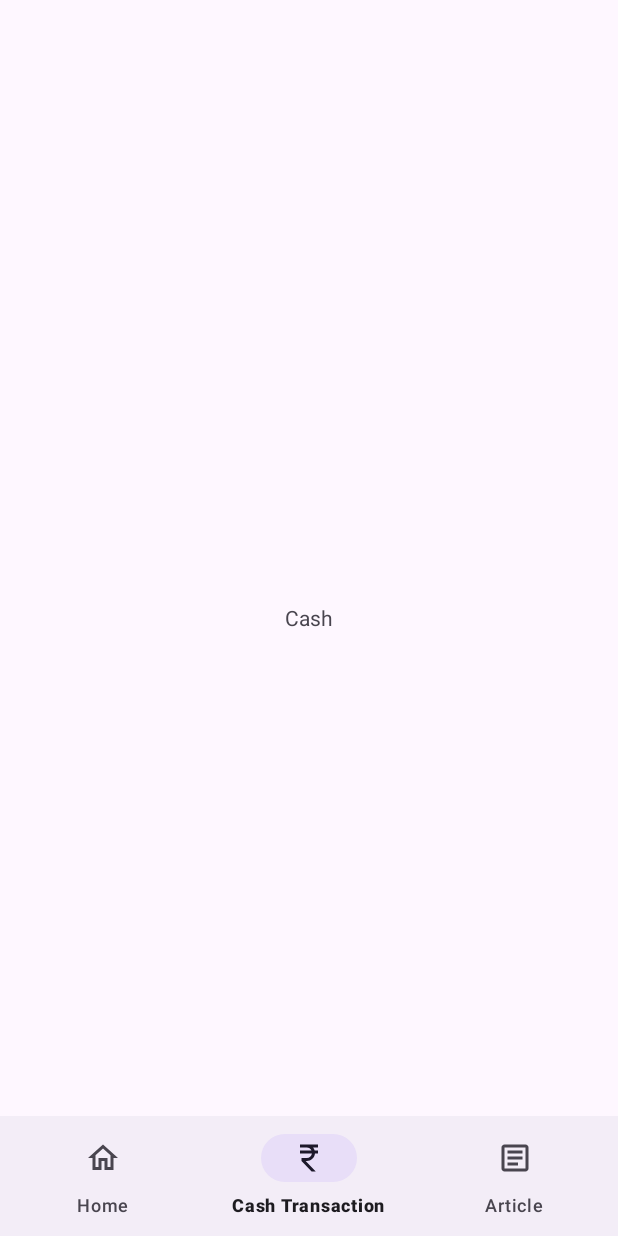
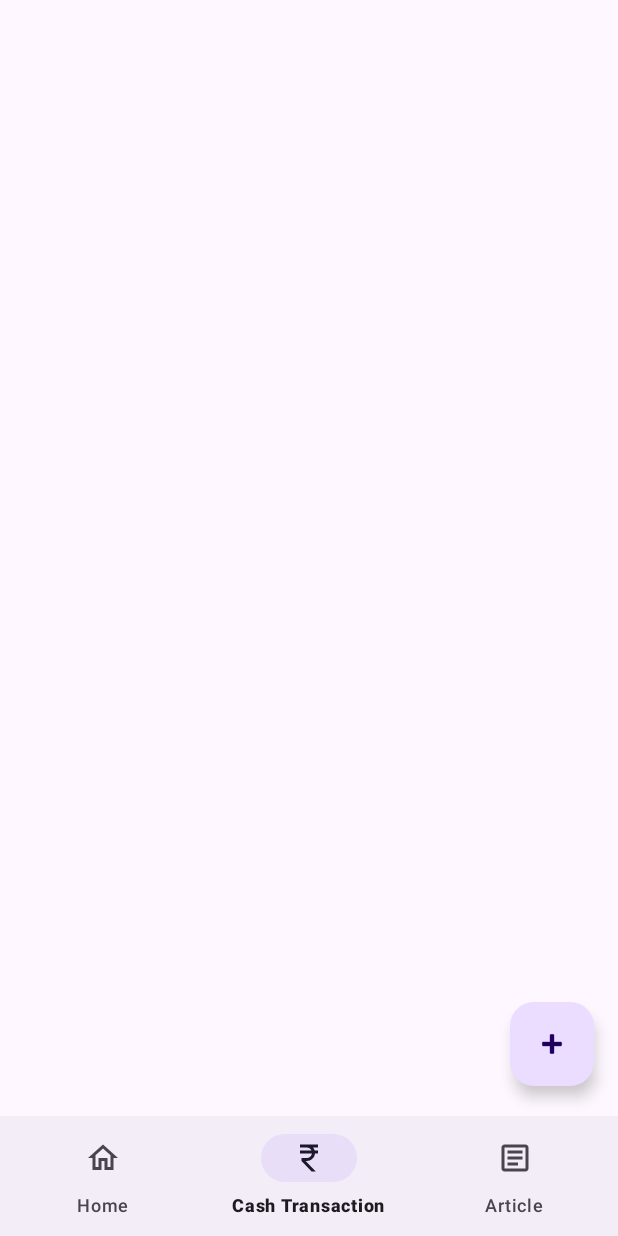
Before and after one commit to Aryan-SINGH-GIT/FinSnap, an Android app: the CashTransactionFragment screen opened through its navigation route, on a phone screen of 412 x 824 dp. Run offline under Robolectric (Android 15) with nearby library versions, the phone set to English and light mode, and no system bars; our stand-ins replace Room's generated code, navigation-ui; 2 statements that could not run were skipped.

Commit message:
add cash transaction feature

```diff
--- a/app/build.gradle.kts
+++ b/app/build.gradle.kts
@@ -47,6 +47,7 @@ dependencies {
     implementation(libs.material)
     implementation(libs.androidx.activity)
     implementation(libs.androidx.constraintlayout)
+    implementation(libs.protolite.well.known.types)
     testImplementation(libs.junit)
     androidTestImplementation(libs.androidx.junit)
     androidTestImplementation(libs.androidx.espresso.core)
--- a/app/src/main/java/com/example/finsnap/model/Amout_Repository.kt
+++ b/app/src/main/java/com/example/finsnap/model/Amout_Repository.kt
@@ -14,6 +14,23 @@ import java.util.*
 import java.util.regex.Pattern
 
 class Amout_Repository(private val context: Context) {
+    private val database = Room.databaseBuilder(
+        context.applicationContext,
+        UserDatabase::class.java,
+        "user_database"
+    ).fallbackToDestructiveMigration().build()
+
+    private val usersDao = database.UsersDao()
+
+
+    suspend fun insertCashTransaction(userCash: UserCash) {
+        usersDao.insertUserCash(userCash)
+    }
+
+    // Get all cash transactions
+    suspend fun getCashTransactions(): List<UserCash> {
+        return usersDao.getAllCashTransactions()
+    }
 
     suspend fun getBankSmsTransactions(): List<UserAmount> {
         val smsList = mutableListOf<UserAmount>()
@@ -176,7 +193,7 @@ class Amout_Repository(private val context: Context) {
     }
 
 
-    private lateinit var database: UserDatabase
+
 
 
     private fun containsBankName(message: String): Boolean {
--- /dev/null
+++ b/app/src/main/java/com/example/finsnap/view/CashAdapter.kt
@@ -0,0 +1,57 @@
+package com.example.finsnap.view
+
+
+
+import android.view.LayoutInflater
+import android.view.View
+import android.view.ViewGroup
+import android.widget.ImageView
+import android.widget.TextView
+
+import androidx.recyclerview.widget.RecyclerView
+
+import com.example.finsnap.R
+
+
+import com.example.finsnap.model.UserCash
+
+
+class CashAdapter(private val chatList: MutableList<UserCash> = mutableListOf()) :
+    RecyclerView.Adapter<CashAdapter.CashViewHolder>() {
+
+    override fun onCreateViewHolder(parent: ViewGroup, viewType: Int): CashViewHolder {
+        val view = LayoutInflater.from(parent.context).inflate(R.layout.cash_transaction_item, parent, false)
+        return CashViewHolder(view)
+    }
+
+    override fun getItemCount() = chatList.size
+
+    override fun onBindViewHolder(holder: CashViewHolder, position: Int) {
+        holder.bind(chatList[position])
+    }
+
+    fun updateItems(items: List<UserCash>) {
+        chatList.clear()
+        chatList.addAll(items)
+        notifyDataSetChanged()
+    }
+
+    class CashViewHolder(view: View) : RecyclerView.ViewHolder(view) {
+        val cashsender = view.findViewById<TextView>(R.id.tvDescription)
+        val cashtime = view.findViewById<TextView>(R.id.tvTimestamp)
+        val cashamtImage = view.findViewById<ImageView>(R.id.ivTransactionIcon)
+        val cashamtChange = view.findViewById<TextView>(R.id.tvAmount)
+
+
+        fun bind(userCash: UserCash) {
+            cashsender.text = userCash.cashSender
+            cashtime.text = userCash.cashTime
+            cashamtImage.setImageResource(userCash.cashImage)
+            cashamtChange.text = userCash.CashamtChange
+
+
+        }
+
+
+    }
+}
--- a/app/src/main/java/com/example/finsnap/view/CashTransactionFragment.kt
+++ b/app/src/main/java/com/example/finsnap/view/CashTransactionFragment.kt
@@ -5,7 +5,12 @@ import androidx.fragment.app.Fragment
 import android.view.LayoutInflater
 import android.view.View
 import android.view.ViewGroup
+import androidx.lifecycle.ViewModelProvider
+import androidx.navigation.fragment.findNavController
+import androidx.recyclerview.widget.LinearLayoutManager
 import com.example.finsnap.R
+import com.example.finsnap.databinding.FragmentCashTransactionBinding
+import com.example.finsnap.viewmodel.FinanceViewModel
 
 // TODO: Rename parameter arguments, choose names that match
 // the fragment initialization parameters, e.g. ARG_ITEM_NUMBER
@@ -18,43 +23,49 @@ private const val ARG_PARAM2 = "param2"
  * create an instance of this fragment.
  */
 class CashTransactionFragment : Fragment() {
-    // TODO: Rename and change types of parameters
-    private var param1: String? = null
-    private var param2: String? = null
+    private lateinit var binding: FragmentCashTransactionBinding
+    private lateinit var viewModel: FinanceViewModel
+    private lateinit var cashAdapter: CashAdapter
 
-    override fun onCreate(savedInstanceState: Bundle?) {
-        super.onCreate(savedInstanceState)
-        arguments?.let {
-            param1 = it.getString(ARG_PARAM1)
-            param2 = it.getString(ARG_PARAM2)
-        }
-    }
 
     override fun onCreateView(
         inflater: LayoutInflater, container: ViewGroup?,
         savedInstanceState: Bundle?
     ): View? {
-        // Inflate the layout for this fragment
-        return inflater.inflate(R.layout.fragment_cash_transaction, container, false)
+        binding = FragmentCashTransactionBinding.inflate(inflater, container, false)
+        viewModel = ViewModelProvider(requireActivity())[FinanceViewModel::class.java]
+
+        setupRecyclerView()
+        setupFab()
+        observeTransactions()
+
+        return binding.root
+    }
+    private fun setupRecyclerView() {
+        cashAdapter = CashAdapter()
+        binding.rvCashTransactions.apply {
+            layoutManager = LinearLayoutManager(requireContext())
+            adapter = cashAdapter
+        }
     }
 
-    companion object {
-        /**
-         * Use this factory method to create a new instance of
-         * this fragment using the provided parameters.
-         *
-         * @param param1 Parameter 1.
-         * @param param2 Parameter 2.
-         * @return A new instance of fragment CashTransactionFragment.
-         */
-        // TODO: Rename and change types and number of parameters
-        @JvmStatic
-        fun newInstance(param1: String, param2: String) =
-            CashTransactionFragment().apply {
-                arguments = Bundle().apply {
-                    putString(ARG_PARAM1, param1)
-                    putString(ARG_PARAM2, param2)
-                }
-            }
+    private fun setupFab() {
+        binding.fabAddTransaction.setOnClickListener {
+
+            findNavController().navigate(R.id.action_cashTransactionFragment_to_addCashFragment)
+        }
     }
+
+    private fun observeTransactions() {
+        viewModel.cashTransactions.observe(viewLifecycleOwner) { transactions ->
+            cashAdapter.updateItems(transactions)
+        }
+    }
+
+    override fun onResume() {
+        super.onResume()
+        viewModel.loadCashTransactions()
+    }
+
+
 }
--- a/app/src/main/java/com/example/finsnap/viewmodel/FinanceViewModel.kt
+++ b/app/src/main/java/com/example/finsnap/viewmodel/FinanceViewModel.kt
@@ -8,6 +8,7 @@ import androidx.lifecycle.viewModelScope
 import com.example.finsnap.model.Amout_Repository
 import com.example.finsnap.model.UserAmount
 import com.example.finsnap.model.UserBank
+import com.example.finsnap.model.UserCash
 import com.example.finsnap.model.UserData
 import kotlinx.coroutines.Dispatchers
 import kotlinx.coroutines.launch
@@ -30,6 +31,9 @@ class FinanceViewModel(application: Application): AndroidViewModel(application)
 
     private val _currentBalance = MutableLiveData<Double>()
     val currentBalance: LiveData<Double> = _currentBalance
+
+    private val _cashTransactions = MutableLiveData<List<UserCash>>()
+    val cashTransactions: LiveData<List<UserCash>> = _cashTransactions
 
     fun InsertBankDetail(bankName: String, currentAmount: Double): UserBank {
         val userId = SessionManager.getUserToken()
@@ -87,4 +91,33 @@ class FinanceViewModel(application: Application): AndroidViewModel(application)
             }
         }
     }
+
+
+    fun insertCashTransaction(userCash: UserCash) {
+        viewModelScope.launch {
+            try {
+                withContext(Dispatchers.IO) {
+                    repository.insertCashTransaction(userCash)
+                }
+                loadCashTransactions()
+            } catch (e: Exception) {
+                _error.value = "Failed to save transaction: ${e.message}"
+            }
+        }
+    }
+
+    // Load cash transactions
+    fun loadCashTransactions() {
+        viewModelScope.launch {
+            try {
+                val transactions = withContext(Dispatchers.IO) {
+                    repository.getCashTransactions()
+                }
+                _cashTransactions.value = transactions
+            } catch (e: Exception) {
+                _error.value = "Failed to load cash transactions: ${e.message}"
+            }
+        }
+    }
+
 }
--- a/app/src/main/java/com/example/finsnap/viewmodel/UserDatabase.kt
+++ b/app/src/main/java/com/example/finsnap/viewmodel/UserDatabase.kt
@@ -3,10 +3,11 @@ package com.example.finsnap.viewmodel
 import androidx.room.Database
 import androidx.room.RoomDatabase
 import com.example.finsnap.model.UserBank
+import com.example.finsnap.model.UserCash
 import com.example.finsnap.model.UserData
 
 
-@Database(entities = [UserData::class, UserBank::class], version = 3)
+@Database(entities = [UserData::class, UserBank::class, UserCash::class], version = 3)
 abstract class UserDatabase:RoomDatabase() {
     abstract fun UsersDao():UsersDao
 }
--- a/app/src/main/java/com/example/finsnap/viewmodel/UsersDao.kt
+++ b/app/src/main/java/com/example/finsnap/viewmodel/UsersDao.kt
@@ -9,6 +9,7 @@ import androidx.room.Query
 import androidx.room.Transaction
 import androidx.room.Update
 import com.example.finsnap.model.UserBank
+import com.example.finsnap.model.UserCash
 import com.example.finsnap.model.UserWithBank
 
 //import com.example.finsnap.model.UserWithBank
@@ -58,4 +59,12 @@ interface UsersDao {
     fun getUserWithBank(userId: Int): LiveData<UserWithBank>
 
 
+    @Insert
+    suspend fun insertUserCash(userCash: UserCash)
+
+
+    @Query("SELECT * FROM userCash ORDER BY id DESC")
+    suspend fun getAllCashTransactions(): List<UserCash>
+
+
 }
--- a/app/src/main/res/layout/fragment_cash_transaction.xml
+++ b/app/src/main/res/layout/fragment_cash_transaction.xml
@@ -1,16 +1,43 @@
 <?xml version="1.0" encoding="utf-8"?>
-<FrameLayout xmlns:android="http://schemas.android.com/apk/res/android"
+<androidx.constraintlayout.widget.ConstraintLayout xmlns:android="http://schemas.android.com/apk/res/android"
     xmlns:tools="http://schemas.android.com/tools"
     android:layout_width="match_parent"
     android:layout_height="match_parent"
-    tools:context=".view.CashTransactionFragment">
+    xmlns:app="http://schemas.android.com/apk/res-auto"
+    tools:context=".view.CashTransactionFragment"
+    android:id="@+id/cashTransactionFragment">
 
-    <!-- TODO: Update blank fragment layout -->
-    <TextView
-        android:layout_gravity="center"
-        android:gravity="center"
+
+
+
+    <androidx.recyclerview.widget.RecyclerView
+        android:id="@+id/rvCashTransactions"
         android:layout_width="match_parent"
         android:layout_height="match_parent"
-        android:text="Cash" />
+        android:padding="8dp"
 
-</FrameLayout>
+        app:layout_constraintBottom_toBottomOf="parent"
+        app:layout_constraintEnd_toEndOf="parent"
+        app:layout_constraintHorizontal_bias="0.0"
+        app:layout_constraintStart_toStartOf="parent"
+        app:layout_constraintTop_toBottomOf="parent"
+        app:layout_constraintVertical_bias="1.0"
+        tools:listitem="@layout/cash_transaction_item" />
+
+    <com.google.android.material.floatingactionbutton.FloatingActionButton
+        android:id="@+id/fabAddTransaction"
+        android:layout_width="wrap_content"
+        android:layout_height="100dp"
+
+        android:textAlignment="center"
+        android:layout_marginBottom="100dp"
+        android:layout_marginEnd="16dp"
+
+        android:contentDescription="Add new transaction"
+
+
+        app:layout_constraintBottom_toBottomOf="parent"
+        app:layout_constraintEnd_toEndOf="parent"
+        app:srcCompat="@android:drawable/ic_input_add" />
+
+</androidx.constraintlayout.widget.ConstraintLayout>
--- a/app/src/main/res/navigation/nav_graph.xml
+++ b/app/src/main/res/navigation/nav_graph.xml
@@ -12,14 +12,27 @@
         tools:layout="@layout/fragment_home" />
 
     <fragment
-        android:id="@+id/cashFragment"
-        android:name="com.example.finsnap.view.CashTransactionFragment"
-        android:label="Cash Transaction"
-        tools:layout="@layout/fragment_cash_transaction" />
-
-    <fragment
         android:id="@+id/articleFragment"
         android:name="com.example.finsnap.view.ArticleFragment"
         android:label="Article"
         tools:layout="@layout/fragment_article" />
+    <fragment
+        android:id="@+id/cashFragment"
+        android:name="com.example.finsnap.view.CashTransactionFragment"
+        android:label="Cash Transactions"
+        tools:layout="@layout/fragment_cash_transaction">
+        <action
+            android:id="@+id/action_cashTransactionFragment_to_addCashFragment"
+            app:destination="@id/addCashFragment" />
+    </fragment>
+
+    <fragment
+        android:id="@+id/addCashFragment"
+        android:name="com.example.finsnap.view.AddCashFragment"
+        android:label="Add Cash Transaction"
+        tools:layout="@layout/fragment_add_cash" >
+        <action
+            android:id="@+id/action_addCashFragment_to_cashTransactionFragment"
+            app:destination="@id/cashTransactionFragment" />
+    </fragment>
 </navigation>
--- a/gradle/libs.versions.toml
+++ b/gradle/libs.versions.toml
@@ -10,6 +10,7 @@ material = "1.12.0"
 activity = "1.10.1"
 constraintlayout = "2.2.1"
 room="2.6.1"
+protoliteWellKnownTypes = "18.0.1"
 
 [libraries]
 androidx-core-ktx = { group = "androidx.core", name = "core-ktx", version.ref = "coreKtx" }
@@ -23,6 +24,7 @@ androidx-constraintlayout = { group = "androidx.constraintlayout", name = "const
 room-runtime={module="androidx.room:room-runtime",version.ref="room"}
 room-compiler={module="androidx.room:room-compiler",version.ref="room"}
 room-ktx={module="androidx.room:room-ktx",version.ref="room"}
+protolite-well-known-types = { group = "com.google.firebase", name = "protolite-well-known-types", version.ref = "protoliteWellKnownTypes" }
 
 [plugins]
 android-application = { id = "com.android.application", version.ref = "agp" }
```
Also changed, not shown: app/src/main/java/com/example/finsnap/model/UserCash.kt (added, +14 -0 lines), app/src/main/java/com/example/finsnap/view/AddCashFragment.kt (added, +86 -0 lines), app/src/main/res/layout/cash_transaction_item.xml (added, +72 -0 lines), app/src/main/res/layout/fragment_add_cash.xml (added, +80 -0 lines).
